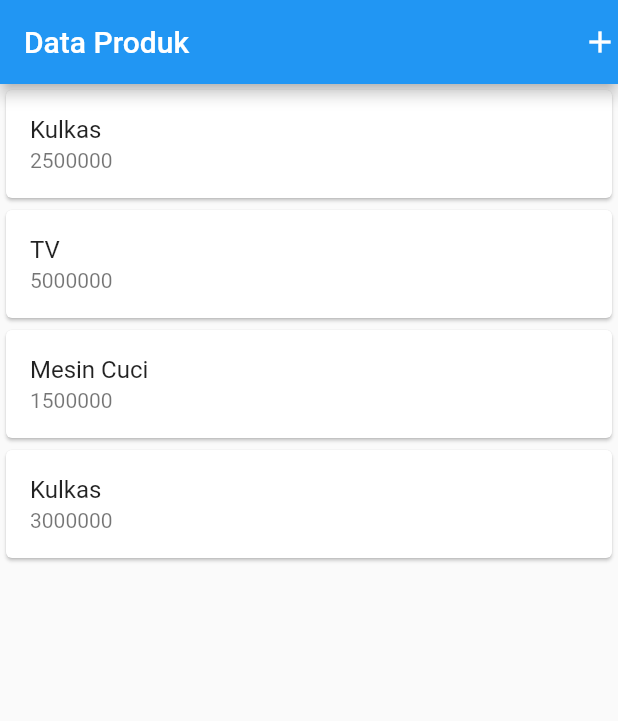
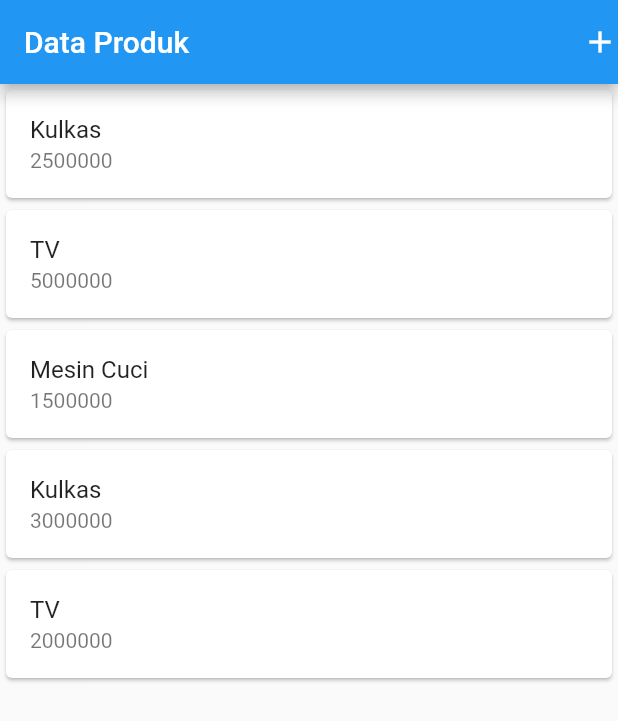
Before and after one commit to anrhouse/mobile-programming-flutter-fundamental, a Flutter app: the screen it shows after launch, on a phone screen of 412 x 824 dp. Shown: the top 721 px of the screen. Run offline on Flutter 3.47's test engine with Material 2 defaults, Android fonts, the phone set to English and light mode, and no system bars.

Commit message:
update produk page

```diff
--- a/lib/ui/produk_page.dart
+++ b/lib/ui/produk_page.dart
@@ -60,6 +60,11 @@ class _ProdukPageState extends State<ProdukPage> {
               kodeProduk: "A001",
               namaProduk: "Kulkas",
               hargaProduk: 3000000,
+            ),
+            ItemProduk(
+              kodeProduk: "A002",
+              namaProduk: "TV",
+              hargaProduk: 2000000,
             )
           ],
         ));
```
